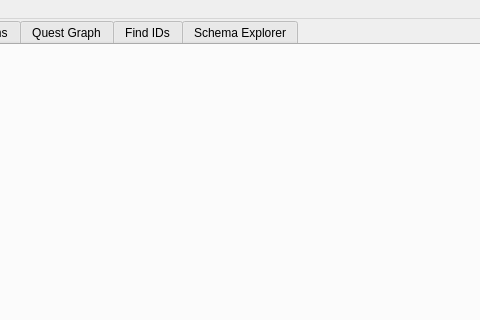
First picture: the form in src/ui/designer/main_window.ui, repository ThePi1/SPT-Trader-Builder, before the edit; both pictures show x 275 to 755 and y 0 to 320 of the 1100 by 700 pixel window.
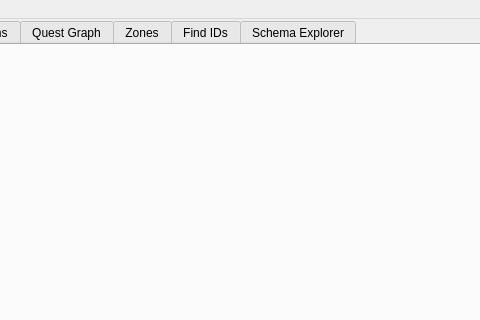
Second picture: the form after the edit.

Commit message: Zones tab: quest zones on a 3D view of the map, placed and changed with the mouse

The edit to the form file:
```diff
--- a/src/ui/designer/main_window.ui
+++ b/src/ui/designer/main_window.ui
@@ -60,6 +60,14 @@
         <string>Quest Graph</string>
        </attribute>
       </widget>
+      <widget class="QWidget" name="page_zones">
+       <attribute name="title">
+        <string>Zones</string>
+       </attribute>
+       <attribute name="toolTip">
+        <string>Quest zones on a 3D view of the game's maps: look at the game's zones, and make and change your own</string>
+       </attribute>
+      </widget>
       <widget class="QWidget" name="page_find_ids">
        <attribute name="title">
         <string>Find IDs</string>
```
The commit also changes 26 other files.
